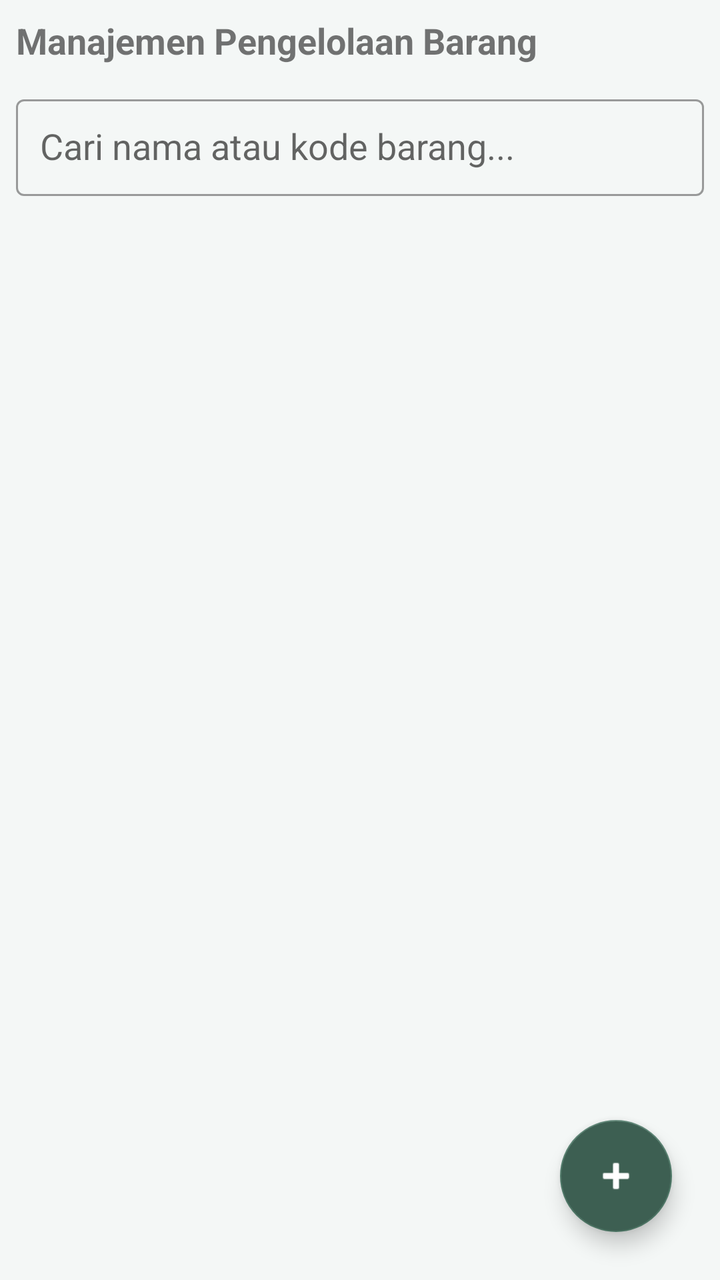
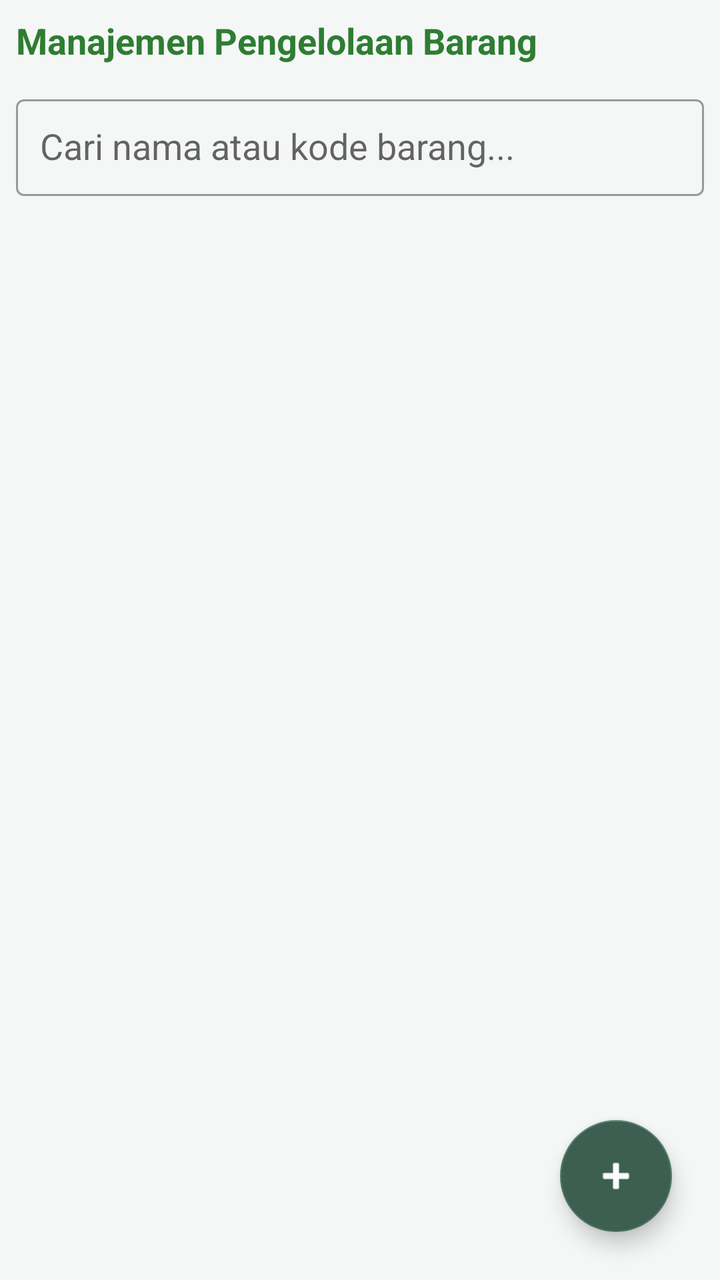

An Android layout rendered at two revisions. The XML below is the earlier revision; the diff shows what the commit changed to produce the second picture.
<!-- AndroidManifest.xml: application theme Theme.SIPTA -->
<!-- res/layout/activity_fragment_barang.xml -->
<?xml version="1.0" encoding="utf-8"?>
<androidx.constraintlayout.widget.ConstraintLayout
    xmlns:android="http://schemas.android.com/apk/res/android"
    xmlns:app="http://schemas.android.com/apk/res-auto"
    android:layout_width="match_parent"
    android:layout_height="match_parent">

    <FrameLayout xmlns:android="http://schemas.android.com/apk/res/android"
        android:layout_width="match_parent"
        android:layout_height="match_parent"
        android:background="#F4F7F6">

        <LinearLayout
            android:layout_width="match_parent"
            android:layout_height="match_parent"
            android:orientation="vertical"
            android:padding="8dp">

            <TextView
                android:layout_width="wrap_content"
                android:layout_height="wrap_content"
                android:text="Manajemen Pengelolaan Barang"
                android:textSize="18sp"
                android:textStyle="bold"
                android:layout_marginBottom="12dp"/>










            <com.google.android.material.textfield.TextInputLayout
                android:layout_width="match_parent"
                android:layout_height="wrap_content"
                android:hint="Cari nama atau kode barang..."
                style="@style/Widget.MaterialComponents.TextInputLayout.OutlinedBox"
                android:layout_marginBottom="8dp">

                <AutoCompleteTextView
                    android:id="@+id/acBarang"
                    android:layout_width="match_parent"
                    android:layout_height="wrap_content"
                    android:padding="12dp"
                    android:completionThreshold="1"
                    android:background="@null" />
            </com.google.android.material.textfield.TextInputLayout>

            <ListView
                android:id="@+id/lvBarang"
                android:layout_width="match_parent"
                android:layout_height="match_parent"
                android:divider="@android:color/transparent"
                android:dividerHeight="4dp" />
        </LinearLayout>

        <com.google.android.material.floatingactionbutton.FloatingActionButton
            android:id="@+id/fabAddBarang"
            android:layout_width="wrap_content"
            android:layout_height="wrap_content"
            android:layout_gravity="bottom|end"
            android:layout_margin="24dp"
            android:src="@android:drawable/ic_input_add"
            android:backgroundTint="#3D5F52"
            app:tint="#FFF" />
    </FrameLayout>

</androidx.constraintlayout.widget.ConstraintLayout>
<!-- resources referenced by this layout -->
<resources>
  <style name="Theme.SIPTA" parent="Theme.MaterialComponents.DayNight.DarkActionBar">
          <item name="colorPrimary">@color/sipta_green_dark</item>
  
          <item name="colorPrimaryVariant">@color/sipta_green_dark</item>
          <item name="colorOnPrimary">@color/white</item>
  
          <item name="colorSecondary">@color/sipta_green_light</item>
          <item name="colorSecondaryVariant">@color/sipta_green_dark</item>
          <item name="colorOnSecondary">@color/black</item>
  
          <item name="android:statusBarColor">?attr/colorPrimaryVariant</item>
      </style>
  <color name="sipta_green_dark">#3D5F52</color>
  <color name="white">#FFFFFFFF</color>
  <color name="sipta_green_light">#507A69</color>
  <color name="black">#FF000000</color>
</resources>

<!-- the commit's change to res/layout/activity_fragment_barang.xml (unified diff, before → after) -->
@@ -20,6 +20,7 @@
                 android:layout_width="wrap_content"
                 android:layout_height="wrap_content"
                 android:text="Manajemen Pengelolaan Barang"
+                android:textColor="#2E7D32"
                 android:textSize="18sp"
                 android:textStyle="bold"
                 android:layout_marginBottom="12dp"/>
